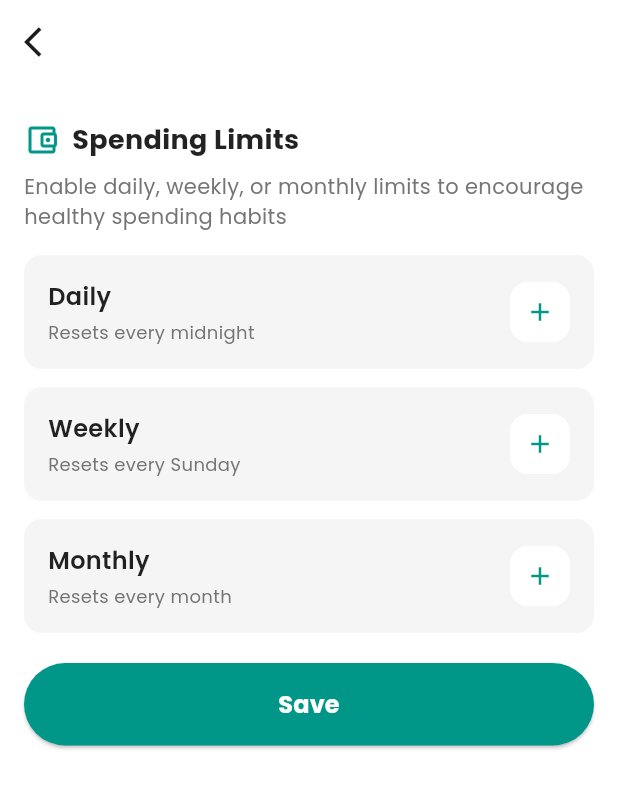
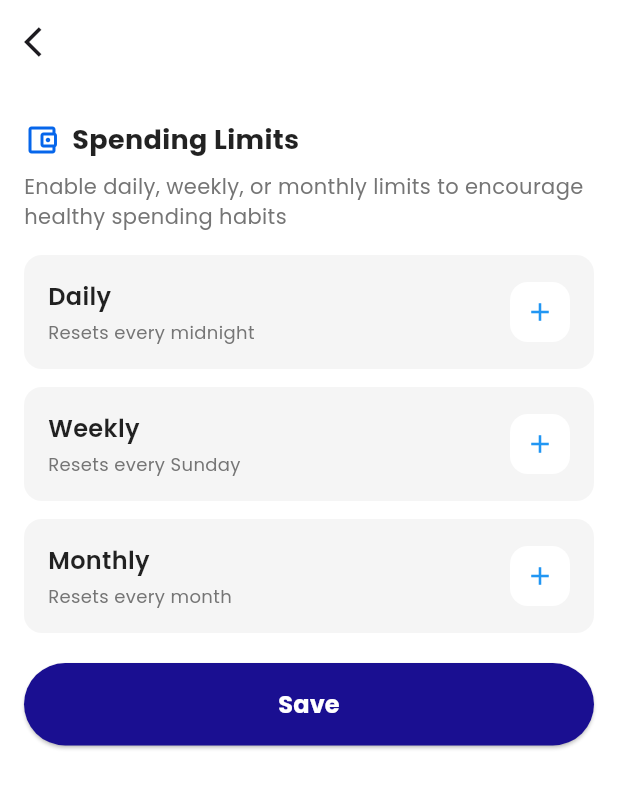
Before and after one commit to OmarAliSiad/smartSystemForSchools, a Flutter app: the ChildDetailsView screen opened by its route, after a tap on "spending limits", on a phone screen of 412 x 824 dp. Shown: the top 788 px of the screen. Run offline on Flutter 3.47's test engine with Material 3 defaults, Android fonts, the phone set to English and light mode, and no system bars; drawn by our look-alikes of flutter_animate; our stand-ins replace animate_do, awesome_dialog, bloc, country_picker, dio, easy_localization and 8 more; missing offline and left inert: flutter_inappwebview, flutter_paypal_checkout, flutter_stripe; accounts and stored records are empty; network calls fail.

Commit message:
unimportant changes

```diff
--- a/lib/core/themes/dark_theme.dart
+++ b/lib/core/themes/dark_theme.dart
@@ -6,7 +6,7 @@ ThemeData darkTheme(BuildContext context) {
   return ThemeData(
     fontFamily: context.locale.toString() == 'ar' ? 'Cairo' : 'Poppins',
     brightness: Brightness.dark,
-    scaffoldBackgroundColor: const Color(0xFF121212), //232524
+    scaffoldBackgroundColor: Colors.grey[900], //232524
     textSelectionTheme: const TextSelectionThemeData(
       cursorColor: Colors.black,
     ),
--- a/lib/features/child_details_view/views/child_details_view.dart
+++ b/lib/features/child_details_view/views/child_details_view.dart
@@ -297,7 +297,7 @@ class _ChildDetailsViewState extends State<ChildDetailsView> {
       child: Container(
         decoration: BoxDecoration(
           borderRadius: BorderRadius.circular(10),
-          color: themeMode == ThemeMode.dark ? Colors.black : Colors.white,
+          color: isDarkMode ? Colors.black : Colors.white,
           boxShadow: [
             BoxShadow(
               color: themeMode == ThemeMode.dark
--- a/lib/features/child_details_view/views/spending_limits_view.dart
+++ b/lib/features/child_details_view/views/spending_limits_view.dart
@@ -2,6 +2,7 @@ import 'package:flutter/material.dart';
 import 'package:flutter_animate/flutter_animate.dart';
 import 'package:flutter_bloc/flutter_bloc.dart';
 import 'package:smartsystemforschools/core/methods/show_scaffold_messanger.dart';
+import 'package:smartsystemforschools/core/utils/Constants.dart';
 import 'package:smartsystemforschools/core/widgets/build_loading_view.dart';
 import 'dart:developer';
 import 'package:smartsystemforschools/features/child_details_view/manager/spending_limit_cubit.dart/spending_limit_cubit.dart';
@@ -78,7 +79,7 @@ class _SpendingLimitsViewState extends State<SpendingLimitsView> {
                               ?.toString() ??
                           '';
                       dispalySnackBar(context,
-                          color: Colors.teal,
+                          color: Colors.green,
                           title: 'Spending limits loaded successfully',
                           titleActionButton: 'ok');
                     } else if (state is AddSpendingLimitFailure) {
@@ -91,11 +92,16 @@ class _SpendingLimitsViewState extends State<SpendingLimitsView> {
                     }
                   },
                   builder: (context, state) {
-                    return AbsorbPointer(
-                      absorbing: state is SpendingLimitLoading,
-                      child: Stack(
-                        children: [
-                          Container(
+                    return (state is SpendingLimitLoading)
+                        ? SizedBox(
+                            width: double.infinity,
+                            height: 650,
+                            child: buildLoadingView(
+                              'Spending limits',
+                              context,
+                            ),
+                          )
+                        : Container(
                             margin: const EdgeInsets.symmetric(vertical: 8),
                             decoration: BoxDecoration(
                               color: widget.isDarkMode
@@ -114,7 +120,7 @@ class _SpendingLimitsViewState extends State<SpendingLimitsView> {
                                     children: [
                                       const Icon(
                                         Icons.account_balance_wallet_outlined,
-                                        color: Colors.teal,
+                                        color: Constants.blue,
                                         size: 24,
                                       ),
                                       const SizedBox(width: 8),
@@ -209,7 +215,8 @@ class _SpendingLimitsViewState extends State<SpendingLimitsView> {
                                         _saveSpendingLimits(context);
                                       },
                                       style: ElevatedButton.styleFrom(
-                                        backgroundColor: Colors.teal,
+                                        backgroundColor:
+                                            const Color(0xFF1A0F91),
                                         foregroundColor: Colors.white,
                                         padding: const EdgeInsets.symmetric(
                                             vertical: 16),
@@ -232,23 +239,7 @@ class _SpendingLimitsViewState extends State<SpendingLimitsView> {
                                 ],
                               ),
                             ),
-                          ),
-                          if (state is SpendingLimitLoading)
-                            Positioned(
-                              top: 200,
-                              bottom: 0,
-                              right: 0,
-                              left: 0,
-                              child: SizedBox(
-                                child: buildLoadingView(
-                                  'Limits',
-                                  context,
-                                ),
-                              ),
-                            ),
-                        ],
-                      ),
-                    );
+                          );
                   },
                 ),
               ),
@@ -315,7 +306,7 @@ class _SpendingLimitsViewState extends State<SpendingLimitsView> {
                   child: IconButton(
                     icon: Icon(
                       isExpanded ? Icons.close : Icons.add,
-                      color: Colors.teal,
+                      color: Colors.blue,
                       size: 20,
                     ),
                     onPressed: onToggle,
@@ -354,7 +345,7 @@ class _SpendingLimitsViewState extends State<SpendingLimitsView> {
                     ),
                     prefixIcon: const Icon(
                       Icons.attach_money,
-                      color: Colors.teal,
+                      color: Colors.blue,
                     ),
                     border: InputBorder.none,
                     contentPadding:
```
Also changed, not shown: lib/features/home/presentation/views/home_screen.dart (line endings or trailing spaces).
